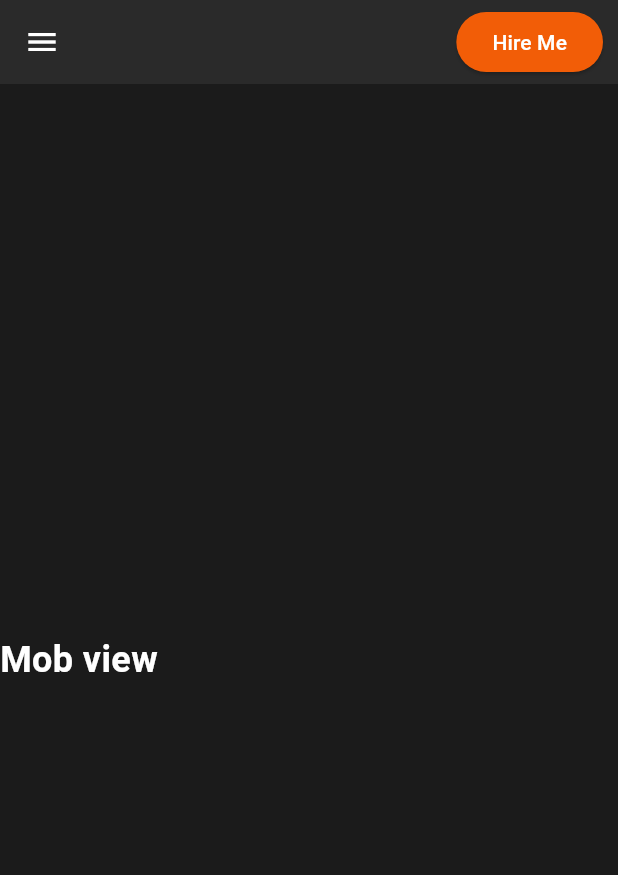
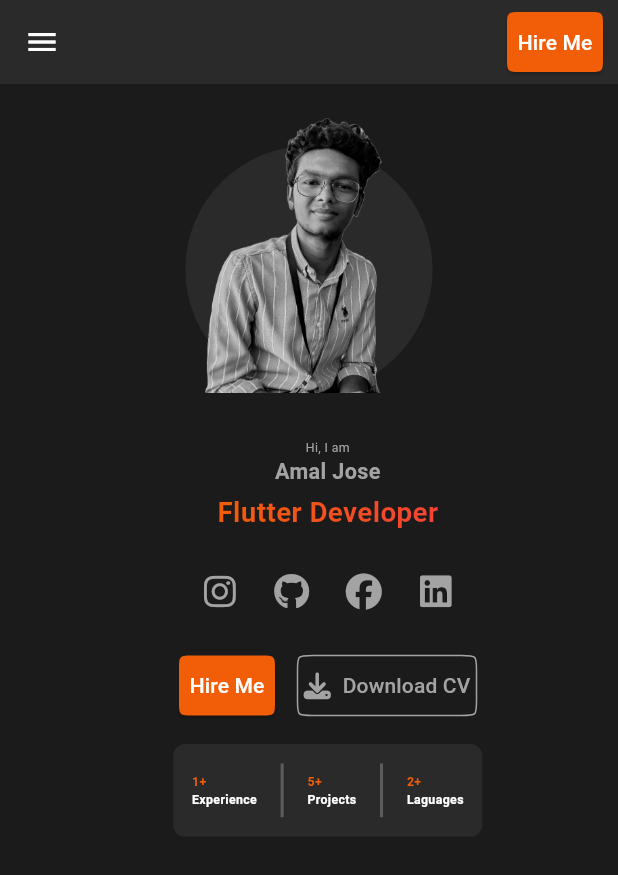
Before and after one commit to amaljosev/amaljosev.github.io, a Flutter app: the screen it shows after launch, on a phone screen of 412 x 824 dp. Shown: the top 875 px of the screen. Run offline on Flutter 3.47's test engine with Material 3 defaults, Android fonts, the phone set to English and light mode, and no system bars; our stand-ins replace font_awesome_flutter, get.

Commit message:
tab,mob and web landing section completed

```diff
--- a/lib/core/constants/constants.dart
+++ b/lib/core/constants/constants.dart
@@ -1,19 +1,22 @@
 import 'package:flutter/material.dart';
 
 class Appconstants {
+  static const emptyWidget = SizedBox();
+  static const verySmallheight = SizedBox(height: 3);
   static const tinyHeight = SizedBox(height: 5);
   static const smallheight = SizedBox(height: 10);
   static const mediumheight = SizedBox(height: 15);
   static const moderateheight = SizedBox(height: 20);
   static const standardheight = SizedBox(height: 25);
   static const largeheight = SizedBox(height: 30);
-  static const extraLargeheight = SizedBox(height: 35);
+  static const extraLargeheight = SizedBox(height: 45);
   //////////////////////////////////////////////////////
+  static const verySmallwidth = SizedBox(width: 3);
   static const tinyWidth = SizedBox(width: 5);
   static const smallWidth = SizedBox(width: 10);
   static const mediumWidth = SizedBox(width: 15);
   static const moderateWidth = SizedBox(width: 20);
   static const standardWidth = SizedBox(width: 25);
   static const largeWidth = SizedBox(width: 30);
-  static const extraLargeWidth = SizedBox(width: 35);
+  static const extraLargeWidth = SizedBox(width: 45);
 }
--- a/lib/core/styles/appstyles.dart
+++ b/lib/core/styles/appstyles.dart
@@ -5,17 +5,44 @@ class Appstyles {
   static const appbarTextStyle = TextStyle(
       fontSize: 15,
       fontFamily: 'Poppins',
-      fontWeight: FontWeight.w500,
+      fontWeight: FontWeight.w600,
       color: AppColors.textLight);
   static const appbarHoverTextStyle = TextStyle(
       fontSize: 15,
       fontFamily: 'Poppins',
-      fontWeight: FontWeight.w500,
+      fontWeight: FontWeight.w600,
       color: AppColors.accentOrange);
 
-      static const drawerTextStyle = TextStyle(
+  static const drawerTextStyle = TextStyle(
       fontSize: 15,
       fontFamily: 'Poppins',
       fontWeight: FontWeight.w500,
       color: AppColors.textLight);
+
+  static TextStyle headline(BuildContext context) {
+    return TextStyle(
+      fontSize: MediaQuery.of(context).size.width * 0.03,
+      fontWeight: FontWeight.bold,
+      color: Colors.orange,
+    );
+  }
+
+  static TextStyle subHeadline(BuildContext context) {
+    return TextStyle(
+      fontSize: MediaQuery.of(context).size.width * 0.02,
+      fontWeight: FontWeight.w600,
+      color: Colors.white,
+    );
+  }
+
+  static TextStyle bodyText(
+      {required BuildContext context,
+      Color? color = AppColors.textLight,
+      double fontSize = 0.01}) {
+    return TextStyle(
+      fontSize: MediaQuery.of(context).size.width * fontSize,
+      fontWeight: FontWeight.bold,
+      color: color,
+    );
+  }
 }
--- a/lib/screens/mobile/mobile_view.dart
+++ b/lib/screens/mobile/mobile_view.dart
@@ -1,40 +1,47 @@
+import 'dart:developer';
 import 'package:flutter/material.dart';
-import 'package:myportfolio/core/colors/appcolors.dart';
 import 'package:myportfolio/core/constants/constants.dart';
+import 'package:myportfolio/screens/web/widgets/home_title_section_widget.dart';
+import 'package:myportfolio/screens/widgets/home_image_widget.dart';
 import 'package:myportfolio/screens/widgets/my_drawer.dart';
+import 'package:myportfolio/screens/widgets/my_elevated_button.dart';
 
 class MobileView extends StatelessWidget {
   const MobileView({super.key});
 
   @override
   Widget build(BuildContext context) {
+    final size = MediaQuery.of(context).size;
     return Scaffold(
       appBar: AppBar(
         actions: [
-          ElevatedButton(
-            style: ElevatedButton.styleFrom(
-              foregroundColor: AppColors.textLight,
-              backgroundColor: AppColors.accentOrange,
-            ),
-            onPressed: () {},
-            child: const Text('Hire Me'),
-          ),
+          MyElevationButton(
+              title: 'Hire Me',
+              padding: size.width * 0.0,
+              onPressed: () => log('message')),
           Appconstants.smallWidth
         ],
       ),
       drawer: const MyDrawerWidget(),
-      body: const Column(
-        mainAxisAlignment: MainAxisAlignment.center,
-        crossAxisAlignment: CrossAxisAlignment.center,
+      body: ListView(
         children: [
-          Text(
-            'Mob view',
-            style: TextStyle(
-              color: AppColors.textLight,
-              fontSize: 24,
-              fontWeight: FontWeight.bold,
-            ),
-          ),
+          Column(
+            children: [
+              HomeImageWidget(size: size),
+              HomeTitleSectionWidget(
+                size: size,
+                experienceWidth: 0.5,
+                experienceHight: 0.15,
+                mainWidth: 1,
+                smallSpace: Appconstants.verySmallheight,
+                verySmallSpace: Appconstants.tinyHeight,
+                bigSpace: Appconstants.mediumheight,
+                experienceFontSize: 0.02,
+                myMainAxisAlignment: MainAxisAlignment.center,
+                myCrossAxisAlignment: CrossAxisAlignment.center,
+              ),
+            ],
+          )
         ],
       ),
     );
--- a/lib/screens/tab/tab_view.dart
+++ b/lib/screens/tab/tab_view.dart
@@ -1,5 +1,7 @@
 import 'package:flutter/material.dart';
-import 'package:myportfolio/core/colors/appcolors.dart';
+import 'package:myportfolio/core/constants/constants.dart';
+import 'package:myportfolio/screens/web/widgets/home_title_section_widget.dart';
+import 'package:myportfolio/screens/widgets/home_image_widget.dart';
 import 'package:myportfolio/screens/widgets/web_appbar.dart';
 
 class TabView extends StatelessWidget {
@@ -7,30 +9,29 @@ class TabView extends StatelessWidget {
 
   @override
   Widget build(BuildContext context) {
+    final size = MediaQuery.of(context).size;
     return Scaffold(
-      body: Center(
-        child: Column(
-          crossAxisAlignment: CrossAxisAlignment.center,
-          children: [
-            const WebAppbar(),
-            const Text(
-              'Tab view',
-              style: TextStyle(
-                color: AppColors.textLight,
-                fontSize: 24,
-                fontWeight: FontWeight.bold,
+      body: ListView(
+        children: [
+          const WebAppbar(),
+          Row(
+            children: [
+              HomeTitleSectionWidget(
+                size: size,
+                experienceWidth: 0.4,
+                experienceHight: 0.1,
+                mainWidth: 0.5,
+                smallSpace: Appconstants.verySmallheight,
+                verySmallSpace: Appconstants.tinyHeight,
+                bigSpace: Appconstants.mediumheight,
+                experienceFontSize: 0.017,
+                myMainAxisAlignment: MainAxisAlignment.start,
+                myCrossAxisAlignment: CrossAxisAlignment.start,
               ),
-            ),
-            ElevatedButton(
-              style: ElevatedButton.styleFrom(
-                foregroundColor: AppColors.textLight,
-                backgroundColor: AppColors.accentOrange,
-              ),
-              onPressed: () {},
-              child: const Text('Hire Me'),
-            ),
-          ],
-        ),
+              HomeImageWidget(size: size),
+            ],
+          )
+        ],
       ),
     );
   }
--- a/lib/screens/web/web_view.dart
+++ b/lib/screens/web/web_view.dart
@@ -1,5 +1,7 @@
 import 'package:flutter/material.dart';
-import 'package:myportfolio/core/colors/appcolors.dart';
+import 'package:myportfolio/core/constants/constants.dart';
+import 'package:myportfolio/screens/web/widgets/home_title_section_widget.dart';
+import 'package:myportfolio/screens/widgets/home_image_widget.dart';
 import 'package:myportfolio/screens/widgets/web_appbar.dart';
 
 class WebView extends StatelessWidget {
@@ -7,27 +9,28 @@ class WebView extends StatelessWidget {
 
   @override
   Widget build(BuildContext context) {
+    final size = MediaQuery.of(context).size;
     return Scaffold(
-      body: Column(
-        crossAxisAlignment: CrossAxisAlignment.center,
+      body: ListView(
         children: [
           const WebAppbar(),
-          const Text(
-            'Web view',
-            style: TextStyle(
-              color: AppColors.textLight,
-              fontSize: 24,
-              fontWeight: FontWeight.bold,
-            ),
-          ),
-          ElevatedButton(
-            style: ElevatedButton.styleFrom(
-              foregroundColor: AppColors.textLight,
-              backgroundColor: AppColors.accentOrange,
-            ),
-            onPressed: () {},
-            child: const Text('Hire Me'),
-          ),
+          Row(
+            children: [
+              HomeTitleSectionWidget(
+                size: size,
+                experienceWidth: 0.27,
+                experienceHight: 0.06,
+                mainWidth: 0.5,
+                verySmallSpace: Appconstants.verySmallheight,
+                bigSpace: Appconstants.extraLargeheight,
+                smallSpace: Appconstants.tinyHeight,
+                experienceFontSize: 0.01,
+                myMainAxisAlignment: MainAxisAlignment.start,
+                myCrossAxisAlignment: CrossAxisAlignment.start,
+              ),
+              HomeImageWidget(size: size),
+            ],
+          )
         ],
       ),
     );
--- /dev/null
+++ b/lib/screens/web/widgets/home_title_section_widget.dart
@@ -0,0 +1,105 @@
+import 'dart:developer';
+import 'package:flutter/material.dart';
+import 'package:font_awesome_flutter/font_awesome_flutter.dart';
+import 'package:myportfolio/core/colors/appcolors.dart';
+import 'package:myportfolio/core/constants/constants.dart';
+import 'package:myportfolio/screens/widgets/experience_widget.dart';
+import 'package:myportfolio/screens/widgets/my_elevated_button.dart';
+import 'package:myportfolio/screens/widgets/my_outlined_button.dart';
+import 'package:myportfolio/screens/widgets/social_widget.dart';
+
+class HomeTitleSectionWidget extends StatelessWidget {
+  const HomeTitleSectionWidget(
+      {super.key,
+      required this.experienceWidth,
+      required this.experienceHight,
+      required this.smallSpace,
+      required this.bigSpace,
+      required this.size,
+      required this.verySmallSpace,
+      required this.experienceFontSize,
+      required this.mainWidth,
+      this.myCrossAxisAlignment = CrossAxisAlignment.start,
+      required this.myMainAxisAlignment});
+
+  final Size size;
+  final double mainWidth;
+  final double experienceWidth;
+  final double experienceHight;
+  final SizedBox smallSpace;
+  final SizedBox bigSpace;
+  final SizedBox verySmallSpace;
+  final double experienceFontSize;
+  final CrossAxisAlignment myCrossAxisAlignment;
+  final MainAxisAlignment myMainAxisAlignment;
+  @override
+  Widget build(BuildContext context) {
+    return SizedBox(
+      height: size.width * mainWidth,
+      width: size.width * mainWidth,
+      child: Padding(
+        padding: const EdgeInsets.only(left: 25.0, top: 30.0),
+        child: Column(
+          crossAxisAlignment: myCrossAxisAlignment,
+          children: [
+            Text(
+              'Hi, I am',
+              style: TextStyle(
+                color: AppColors.textGray,
+                fontSize: size.width * 0.02,
+              ),
+            ),
+            Text(
+              'Amal Jose',
+              style: TextStyle(
+                color: AppColors.textGray,
+                fontSize: size.width * 0.035,
+                fontWeight: FontWeight.bold,
+              ),
+            ),
+            smallSpace,
+            ShaderMask(
+              blendMode: BlendMode.srcIn,
+              shaderCallback: (bounds) => const LinearGradient(
+                colors: [AppColors.accentOrange, Colors.red],
+                begin: Alignment.topLeft,
+                end: Alignment.bottomRight,
+              ).createShader(bounds),
+              child: Text(
+                'Flutter Developer',
+                style: TextStyle(
+                  fontSize: size.width * 0.045,
+                  fontWeight: FontWeight.bold,
+                ),
+              ),
+            ),
+            bigSpace,
+            SocialWidget(mainAxisAlignment: myMainAxisAlignment),
+            bigSpace,
+            Row(
+              mainAxisAlignment: myMainAxisAlignment,
+              children: [
+                MyElevationButton(
+                    title: 'Hire Me',
+                    padding: size.width * 0.01,
+                    onPressed: () => log('message')),
+                Appconstants.mediumWidth,
+                MyOutlinedButton(
+                    icon: FontAwesomeIcons.download,
+                    title: 'Download CV',
+                    padding: size.width * 0.01,
+                    onPressed: () => log('message'))
+              ],
+            ),
+            bigSpace,
+            ExpeienceWidget(
+                size: size,
+                containerHeight: experienceHight,
+                containerWidth: experienceWidth,
+                containerFontSize: experienceFontSize),
+          ],
+        ),
+      ),
+    );
+  }
+}
--- /dev/null
+++ b/lib/screens/widgets/experience_widget.dart
@@ -0,0 +1,96 @@
+import 'package:flutter/material.dart';
+import 'package:myportfolio/core/colors/appcolors.dart';
+import 'package:myportfolio/core/styles/appstyles.dart';
+
+class ExpeienceWidget extends StatelessWidget {
+  const ExpeienceWidget(
+      {super.key,
+      required this.size,
+      required this.containerWidth,
+      required this.containerHeight,
+      required this.containerFontSize});
+
+  final Size size;
+  final double containerWidth;
+  final double containerHeight;
+  final double containerFontSize;
+
+  @override
+  Widget build(BuildContext context) {
+    return Container(
+      height: size.width * containerHeight,
+      width: size.width * containerWidth,
+      decoration: const BoxDecoration(
+          color: AppColors.secondaryBackground,
+          borderRadius: BorderRadius.all(Radius.circular(8))),
+      child: Padding(
+        padding: const EdgeInsets.all(8.0),
+        child: Row(
+          mainAxisAlignment: MainAxisAlignment.spaceAround,
+          children: [
+            Column(
+              mainAxisAlignment: MainAxisAlignment.center,
+              crossAxisAlignment: CrossAxisAlignment.start,
+              children: [
+                Text('1+',
+                    style: Appstyles.bodyText(
+                        context: context,
+                        color: AppColors.accentOrange,
+                        fontSize: containerFontSize)),
+                Text('Experience',
+                    style: Appstyles.bodyText(
+                        context: context,
+                        color: AppColors.textLight,
+                        fontSize: containerFontSize))
+              ],
+            ),
+            const VerticalDivider(
+              thickness: 2,
+              indent: 5,
+              endIndent: 5,
+              color: Colors.white24,
+            ),
+            Column(
+              mainAxisAlignment: MainAxisAlignment.center,
+              crossAxisAlignment: CrossAxisAlignment.start,
+              children: [
+                Text('5+',
+                    style: Appstyles.bodyText(
+                        context: context,
+                        color: AppColors.accentOrange,
+                        fontSize: containerFontSize)),
+                Text('Projects',
+                    style: Appstyles.bodyText(
+                        context: context,
+                        color: AppColors.textLight,
+                        fontSize: containerFontSize))
+              ],
+            ),
+            const VerticalDivider(
+              thickness: 2,
+              indent: 5,
+              endIndent: 5,
+              color: Colors.white24,
+            ),
+            Column(
+              mainAxisAlignment: MainAxisAlignment.center,
+              crossAxisAlignment: CrossAxisAlignment.start,
+              children: [
+                Text('2+',
+                    style: Appstyles.bodyText(
+                        context: context,
+                        color: AppColors.accentOrange,
+                        fontSize: containerFontSize)),
+                Text('Laguages',
+                    style: Appstyles.bodyText(
+                        context: context,
+                        color: AppColors.textLight,
+                        fontSize: containerFontSize))
+              ],
+            )
+          ],
+        ),
+      ),
+    );
+  }
+}
--- /dev/null
+++ b/lib/screens/widgets/home_image_widget.dart
@@ -0,0 +1,26 @@
+import 'package:flutter/material.dart';
+import '../../core/colors/appcolors.dart';
+
+class HomeImageWidget extends StatelessWidget {
+  const HomeImageWidget({super.key, required this.size});
+
+  final Size size;
+
+  @override
+  Widget build(BuildContext context) {
+    return SizedBox(
+      height: size.width * 0.5,
+      width: size.width * 0.5,
+      child: Stack(
+        alignment: Alignment.bottomCenter,
+        children: [
+          CircleAvatar(
+            radius: size.width * 0.2,
+            backgroundColor: AppColors.secondaryBackground,
+          ),
+          Image.asset('assets/images/amal_home.png'),
+        ],
+      ),
+    );
+  }
+}
--- a/lib/screens/widgets/my_drawer.dart
+++ b/lib/screens/widgets/my_drawer.dart
@@ -13,19 +13,22 @@ class MyDrawerWidget extends StatelessWidget {
     final homeCtrl = Get.put(HomeController());
     return Drawer(
       backgroundColor: AppColors.primaryBackground,
-      child: ListView(
-        padding: EdgeInsets.zero,
+      child: Column(
         children: <Widget>[
           const DrawerHeader(
             decoration: BoxDecoration(
               color: AppColors.secondaryBackground,
             ),
-            child: Text(
-              'Amal Jose',
-              style: TextStyle(
-                color: AppColors.accentOrange,
-                fontSize: 24,
-              ),
+            child: Row(
+              children: [
+                Text(
+                  'Amal Jose',
+                  style: TextStyle(
+                    color: AppColors.accentOrange,
+                    fontSize: 24,
+                  ),
+                ),
+              ],
             ),
           ),
           Flexible(
--- /dev/null
+++ b/lib/screens/widgets/my_elevated_button.dart
@@ -0,0 +1,22 @@
+import 'package:flutter/material.dart';
+import 'package:myportfolio/core/colors/appcolors.dart';
+
+class MyElevationButton extends StatelessWidget {
+  const MyElevationButton({super.key, required this.title, this.onPressed,this.padding=20});
+  final String title;
+  final void Function()? onPressed;
+  final double padding;
+  @override
+  Widget build(BuildContext context) {
+    return ElevatedButton(
+      style: ElevatedButton.styleFrom(
+        padding:  EdgeInsets.all(padding),
+          backgroundColor: AppColors.accentOrange,
+          foregroundColor: AppColors.textLight,
+          shape: const ContinuousRectangleBorder(
+              borderRadius: BorderRadius.all(Radius.circular(10)))),
+      onPressed: onPressed,
+      child: Text(title),
+    );
+  }
+}
--- /dev/null
+++ b/lib/screens/widgets/my_outlined_button.dart
@@ -0,0 +1,30 @@
+import 'package:flutter/material.dart';
+import 'package:font_awesome_flutter/font_awesome_flutter.dart';
+import 'package:myportfolio/core/colors/appcolors.dart';
+
+class MyOutlinedButton extends StatelessWidget {
+  const MyOutlinedButton(
+      {super.key,
+      required this.title,
+      this.onPressed,
+      this.icon,
+      this.padding = 18});
+  final String title;
+  final IconData? icon;
+  final void Function()? onPressed;
+  final double padding;
+  @override
+  Widget build(BuildContext context) {
+    return OutlinedButton.icon(
+      onPressed: onPressed,
+      label: Text(title),
+      icon: FaIcon(icon),
+      style: OutlinedButton.styleFrom(
+          padding: EdgeInsets.all(padding),
+          foregroundColor: AppColors.textGray,
+          side: const BorderSide(color: AppColors.textGray),
+          shape: const ContinuousRectangleBorder(
+              borderRadius: BorderRadius.all(Radius.circular(10)))),
+    );
+  }
+}
--- /dev/null
+++ b/lib/screens/widgets/social_widget.dart
@@ -0,0 +1,49 @@
+import 'package:flutter/material.dart';
+import 'package:font_awesome_flutter/font_awesome_flutter.dart';
+import 'package:myportfolio/core/colors/appcolors.dart';
+import 'package:myportfolio/core/constants/constants.dart';
+
+class SocialWidget extends StatelessWidget {
+  const SocialWidget({super.key, required this.mainAxisAlignment});
+  final MainAxisAlignment mainAxisAlignment;
+  @override
+  Widget build(BuildContext context) {
+    return Row(
+      mainAxisAlignment: mainAxisAlignment,
+      children: [
+        IconButton(
+          icon: const FaIcon(FontAwesomeIcons.instagram,
+              color: AppColors.textGray),
+          onPressed: () {},
+        ),
+        mainAxisAlignment == MainAxisAlignment.center
+            ? const SizedBox()
+            : Appconstants.mediumWidth,
+        IconButton(
+          icon:
+              const FaIcon(FontAwesomeIcons.github, color: AppColors.textGray),
+          onPressed: () {},
+        ),
+        mainAxisAlignment == MainAxisAlignment.center
+            ? const SizedBox()
+            : Appconstants.mediumWidth,
+        IconButton(
+          icon: const FaIcon(FontAwesomeIcons.facebook,
+              color: AppColors.textGray),
+          onPressed: () {},
+        ),
+        mainAxisAlignment == MainAxisAlignment.center
+            ? const SizedBox()
+            : Appconstants.mediumWidth,
+        IconButton(
+          icon: const FaIcon(FontAwesomeIcons.linkedin,
+              color: AppColors.textGray),
+          onPressed: () {},
+        ),
+        mainAxisAlignment == MainAxisAlignment.center
+            ? const SizedBox()
+            : Appconstants.mediumWidth,
+      ],
+    );
+  }
+}
--- a/lib/screens/widgets/web_appbar.dart
+++ b/lib/screens/widgets/web_appbar.dart
@@ -1,9 +1,12 @@
+import 'dart:developer';
+
 import 'package:flutter/material.dart';
 import 'package:get/get.dart';
 import 'package:myportfolio/core/colors/appcolors.dart';
 import 'package:myportfolio/core/constants/constants.dart';
 import 'package:myportfolio/core/styles/appstyles.dart';
 import 'package:myportfolio/screens/controllers/home_controller/home_controller.dart';
+import 'package:myportfolio/screens/widgets/my_elevated_button.dart';
 
 class WebAppbar extends StatelessWidget {
   const WebAppbar({super.key});
@@ -39,13 +42,7 @@ class WebAppbar extends StatelessWidget {
                       ),
                     )),
               ),
-              ElevatedButton(
-              style: ElevatedButton.styleFrom(
-                  foregroundColor: AppColors.textLight,
-                  backgroundColor: AppColors.accentOrange),
-              onPressed: () {},
-              child: const Text('Hire Me'),
-            ),
+               MyElevationButton(title: 'Hire Me',onPressed: () => log('message')),
             Appconstants.smallWidth
             ],
           ),
--- a/pubspec.yaml
+++ b/pubspec.yaml
@@ -10,6 +10,8 @@ dependencies:
     sdk: flutter
   cupertino_icons: ^1.0.6
   get: ^4.6.6
+  font_awesome_flutter: ^10.7.0
+
 
 dev_dependencies:
   flutter_test:
@@ -23,6 +25,8 @@ flutter:
     - assets/images/
     - assets/fonts/
 
+
+
   fonts:
     - family: Poppins
       fonts:
```
Also changed, not shown: assets/images/amal_home.png (added), assets/images/amal_landing.png (added), assets/images/amal_profile.jpg (deleted), assets/images/stair.png (added), pubspec.lock.
